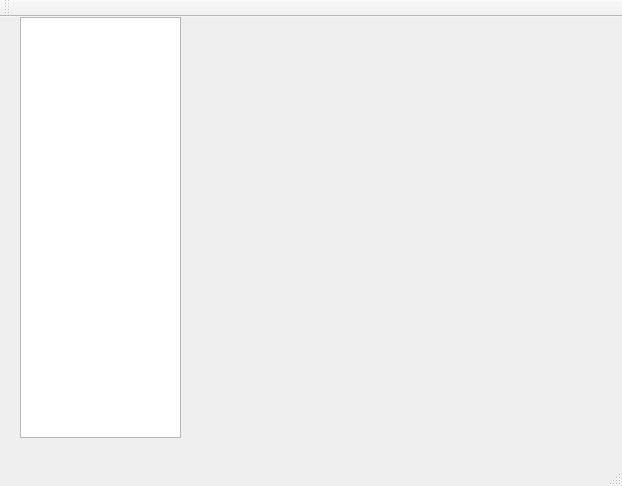
First picture: the form in mainwindow.ui, repository Clownier/Undergraduate-Computer-Network-chatClient, before the edit.
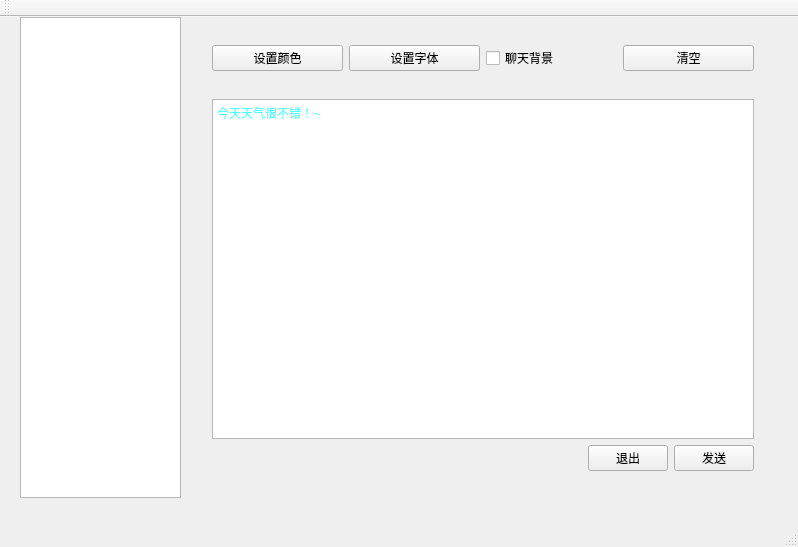
Second picture: the form after the edit. Custom widgets are drawn as their Qt base class.

Commit message: 加入聊天窗口界面

The edit to the form file:
```diff
--- a/mainwindow.ui
+++ b/mainwindow.ui
@@ -6,8 +6,8 @@
    <rect>
     <x>0</x>
     <y>0</y>
-    <width>622</width>
-    <height>486</height>
+    <width>798</width>
+    <height>547</height>
    </rect>
   </property>
   <property name="windowTitle">
@@ -20,10 +20,110 @@
       <x>20</x>
       <y>0</y>
       <width>161</width>
-      <height>421</height>
+      <height>481</height>
      </rect>
     </property>
    </widget>
+   <widget class="QWidget" name="layoutWidget">
+    <property name="geometry">
+     <rect>
+      <x>190</x>
+      <y>0</y>
+      <width>586</width>
+      <height>476</height>
+     </rect>
+    </property>
+    <layout class="QVBoxLayout" name="verticalLayout_2" stretch="0,0,1">
+     <item>
+      <widget class="BubbleList" name="widgetChat" native="true"/>
+     </item>
+     <item>
+      <widget class="QWidget" name="widget_2" native="true">
+       <layout class="QHBoxLayout" name="horizontalLayout_2">
+        <item>
+         <widget class="QPushButton" name="pushButton">
+          <property name="text">
+           <string>设置颜色</string>
+          </property>
+         </widget>
+        </item>
+        <item>
+         <widget class="QPushButton" name="pushButton_2">
+          <property name="text">
+           <string>设置字体</string>
+          </property>
+         </widget>
+        </item>
+        <item>
+         <widget class="QCheckBox" name="checkBox">
+          <property name="text">
+           <string>聊天背景</string>
+          </property>
+         </widget>
+        </item>
+        <item>
+         <widget class="QPushButton" name="pushButton_3">
+          <property name="text">
+           <string>清空</string>
+          </property>
+          <property name="checkable">
+           <bool>false</bool>
+          </property>
+         </widget>
+        </item>
+       </layout>
+      </widget>
+     </item>
+     <item>
+      <widget class="QWidget" name="widget_3" native="true">
+       <layout class="QVBoxLayout" name="verticalLayout">
+        <item>
+         <widget class="QTextEdit" name="textEditSnd">
+          <property name="html">
+           <string>&lt;!DOCTYPE HTML PUBLIC &quot;-//W3C//DTD HTML 4.0//EN&quot; &quot;http://www.w3.org/TR/REC-html40/strict.dtd&quot;&gt;
+&lt;html&gt;&lt;head&gt;&lt;meta name=&quot;qrichtext&quot; content=&quot;1&quot; /&gt;&lt;style type=&quot;text/css&quot;&gt;
+p, li { white-space: pre-wrap; }
+&lt;/style&gt;&lt;/head&gt;&lt;body style=&quot; font-family:'SimSun'; font-size:9pt; font-weight:400; font-style:normal;&quot;&gt;
+&lt;p style=&quot; margin-top:0px; margin-bottom:0px; margin-left:0px; margin-right:0px; -qt-block-indent:0; text-indent:0px;&quot;&gt;&lt;span style=&quot; color:#55ffff;&quot;&gt;今天天气很不错！~&lt;/span&gt;&lt;/p&gt;&lt;/body&gt;&lt;/html&gt;</string>
+          </property>
+         </widget>
+        </item>
+        <item>
+         <layout class="QHBoxLayout" name="horizontalLayout">
+          <item>
+           <spacer name="horizontalSpacer">
+            <property name="orientation">
+             <enum>Qt::Horizontal</enum>
+            </property>
+            <property name="sizeHint" stdset="0">
+             <size>
+              <width>40</width>
+              <height>20</height>
+             </size>
+            </property>
+           </spacer>
+          </item>
+          <item>
+           <widget class="QPushButton" name="pushButton_5">
+            <property name="text">
+             <string>退出</string>
+            </property>
+           </widget>
+          </item>
+          <item>
+           <widget class="QPushButton" name="sendText">
+            <property name="text">
+             <string>发送</string>
+            </property>
+           </widget>
+          </item>
+         </layout>
+        </item>
+       </layout>
+      </widget>
+     </item>
+    </layout>
+   </widget>
   </widget>
   <widget class="QMenuBar" name="menuBar">
    <property name="geometry">
@@ -46,6 +146,14 @@
   <widget class="QStatusBar" name="statusBar"/>
  </widget>
  <layoutdefault spacing="6" margin="11"/>
+ <customwidgets>
+  <customwidget>
+   <class>BubbleList</class>
+   <extends>QWidget</extends>
+   <header>chatbubble.h</header>
+   <container>1</container>
+  </customwidget>
+ </customwidgets>
  <resources/>
  <connections/>
 </ui>
```
Left out of the diff: 2 changed lines with no effect on the pictures. The commit also changes 9 other files.
